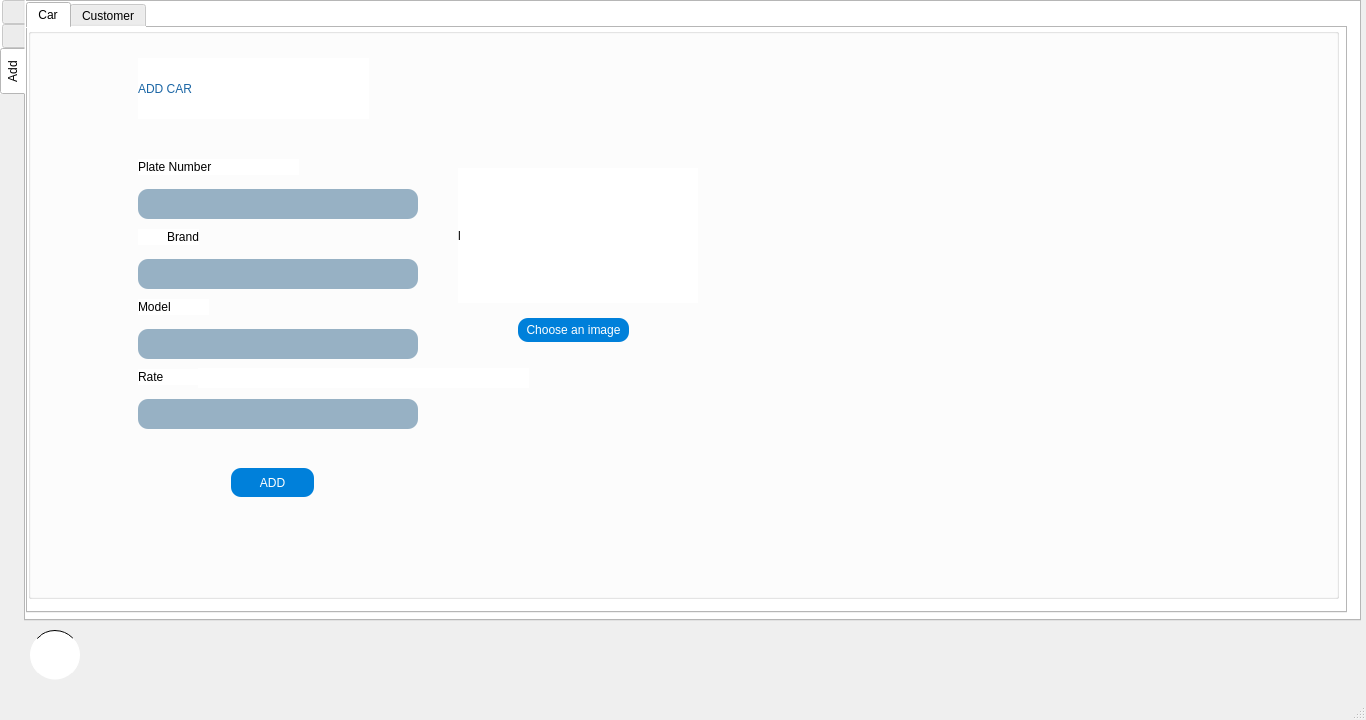
This is CarRent/mainscreen.ui in Mani-SSH/Car_Rental as Qt 5 draws it before an edit. The edited form follows.
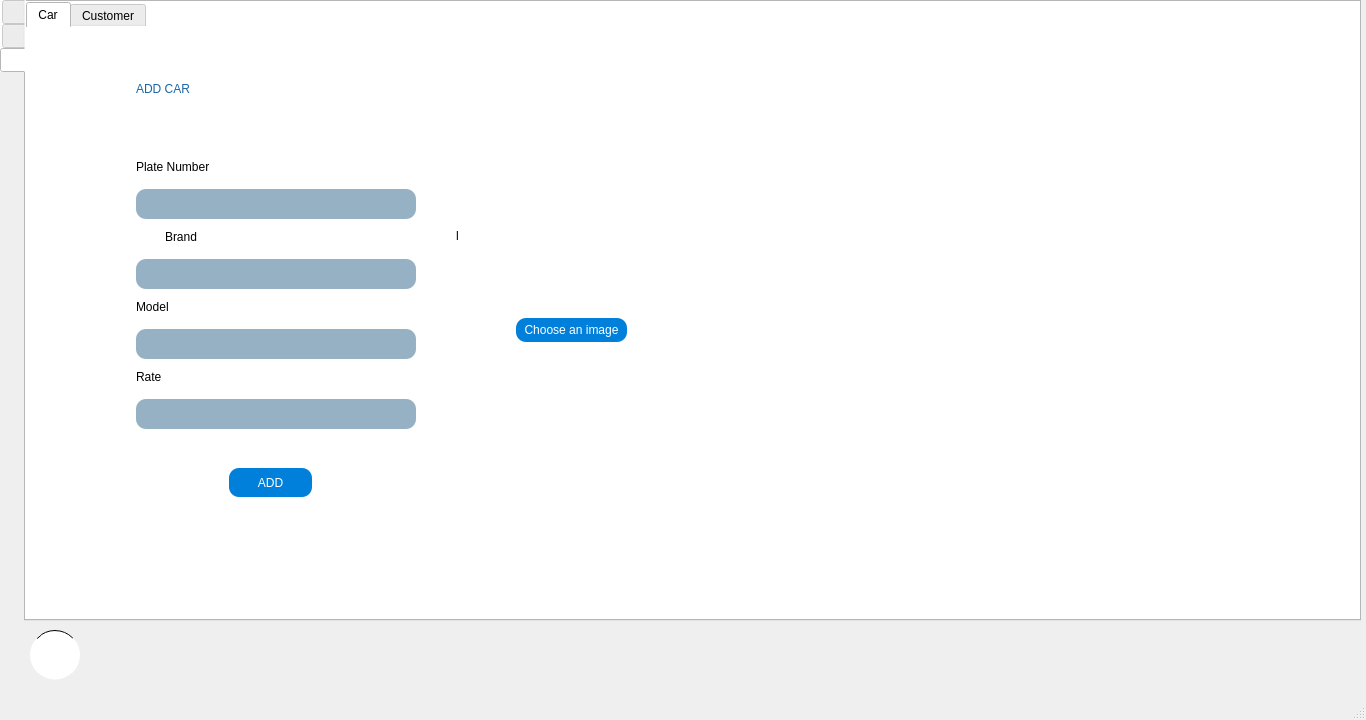
This is the edited form. The open tabs and pages were chosen to show the change. Icons and pictures are not drawn.

Diff of the .ui file:
```diff
--- a/CarRent/mainscreen.ui
+++ b/CarRent/mainscreen.ui
@@ -1531,7 +1531,7 @@
     </widget>
     <widget class="QWidget" name="tab_Add">
      <attribute name="title">
-      <string>Add</string>
+      <string/>
      </attribute>
      <widget class="QWidget" name="gridLayoutWidget_2">
       <property name="geometry">
@@ -1546,7 +1546,8 @@
        <item row="0" column="0">
         <widget class="QTabWidget" name="tabWidget_2">
          <property name="styleSheet">
-          <string notr="true">background-color: rgb(255, 255, 255);</string>
+          <string notr="true">background-color: rgb(255, 255, 255);
+border: 0px solid white;</string>
          </property>
          <property name="currentIndex">
           <number>0</number>
@@ -1560,7 +1561,7 @@
             <rect>
              <x>0</x>
              <y>0</y>
-             <width>1311</width>
+             <width>681</width>
              <height>571</height>
             </rect>
            </property>
@@ -1569,6 +1570,9 @@
              <pointsize>9</pointsize>
             </font>
            </property>
+           <property name="styleSheet">
+            <string notr="true">border: 0px solid white;</string>
+           </property>
            <property name="title">
             <string/>
            </property>
@@ -1799,6 +1803,19 @@
             </property>
            </widget>
           </widget>
+          <widget class="QLabel" name="label_addCar_vector">
+           <property name="geometry">
+            <rect>
+             <x>688</x>
+             <y>-25</y>
+             <width>631</width>
+             <height>611</height>
+            </rect>
+           </property>
+           <property name="text">
+            <string/>
+           </property>
+          </widget>
          </widget>
          <widget class="QWidget" name="tab_addCustomer">
           <attribute name="title">
```
Left out of the diff: 7 changed lines with no effect on the pictures.
